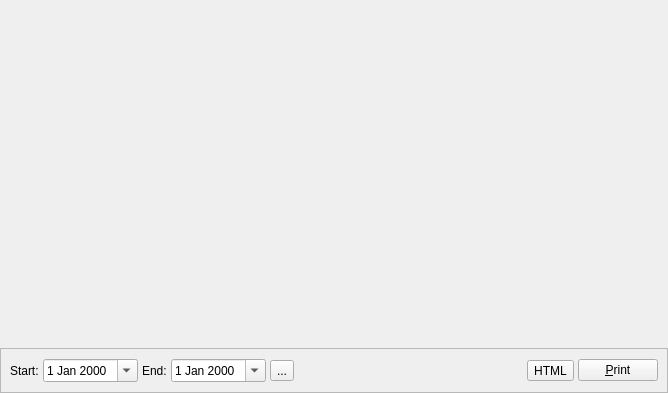
sbonaime/sleepyhead-code., file overview.ui: the form before one commit.
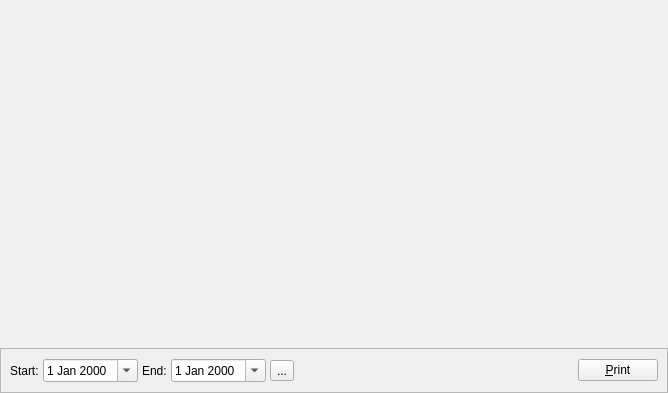
The form after the commit. Icons and pictures are not drawn.

Commit message: Added Printer Dialog, variable cleanup

```diff
--- a/overview.ui
+++ b/overview.ui
@@ -114,16 +114,6 @@
         </property>
        </spacer>
       </item>
-      <item>
-       <widget class="QToolButton" name="htmlButton">
-        <property name="toolTip">
-         <string>Save a HTML report</string>
-        </property>
-        <property name="text">
-         <string>HTML</string>
-        </property>
-       </widget>
-      </item>
       <item>
        <widget class="QPushButton" name="printButton">
         <property name="toolTip">
```
The commit also changes 7 other files.
